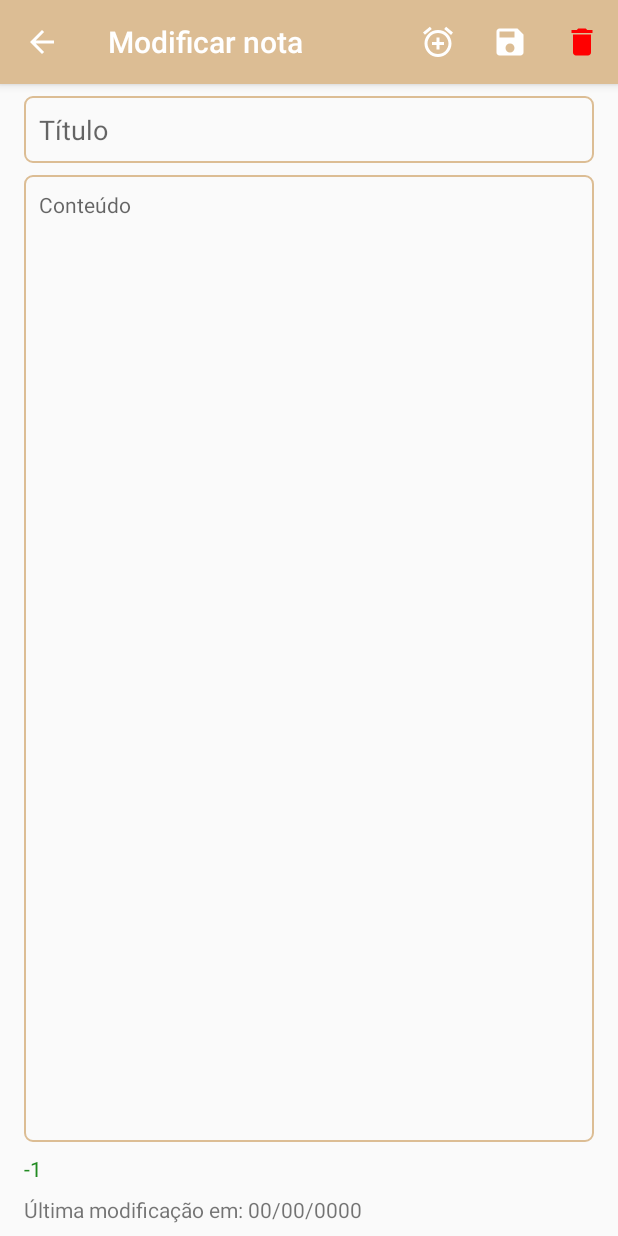
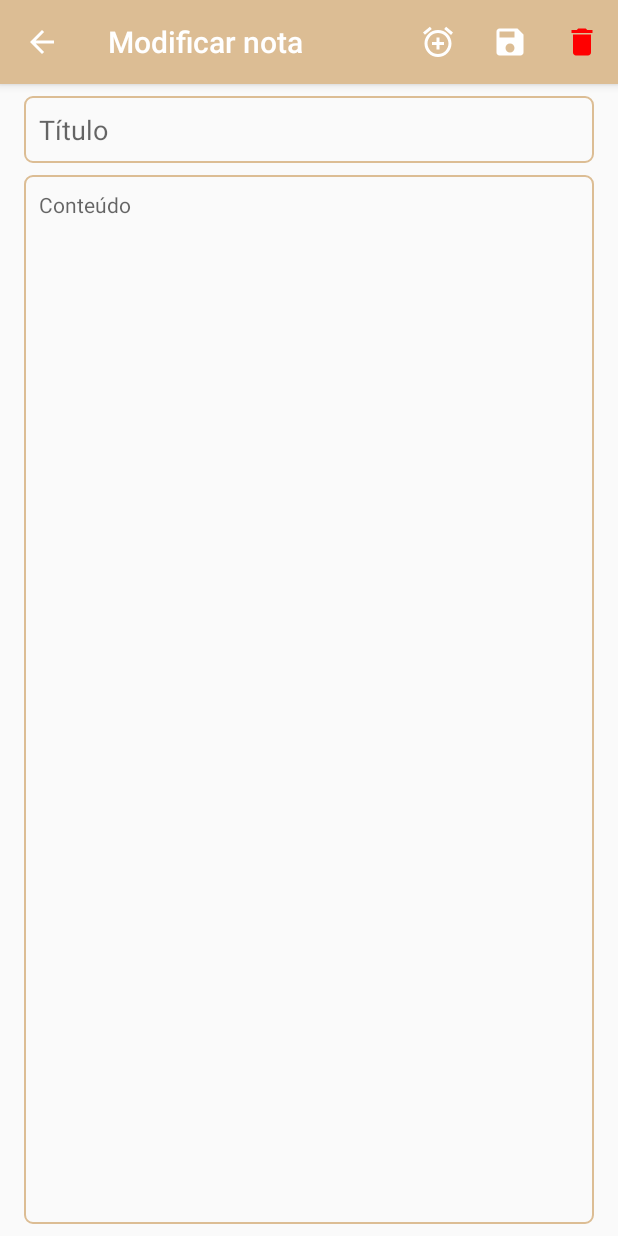
Before and after one commit to Kmiokande/Papiro, an Android app: the ModifyNoteActivity screen opened directly, with no data from a screen before it, on a phone screen of 412 x 824 dp. Run offline under Robolectric (Android 15) with nearby library versions, the phone set to English and light mode, and no system bars.

Commit message:
Remove date created and date modify

```diff
--- a/app/src/main/java/com/kmiokande/papiro/activities/ModifyNoteActivity.java
+++ b/app/src/main/java/com/kmiokande/papiro/activities/ModifyNoteActivity.java
@@ -25,7 +25,6 @@ import com.kmiokande.papiro.utility.NoteDAO;
 public class ModifyNoteActivity extends AppCompatActivity implements TimePickerDialog.OnTimeSetListener{
     private EditText etTitleModify;
     private EditText etContentModify;
-    private TextView tvCriado;
     private Integer idDefault;
     private String titleDefault;
     private String contentDefault;
@@ -52,7 +51,6 @@ public class ModifyNoteActivity extends AppCompatActivity implements TimePickerD
 
         etTitleModify.setText(title);
         etContentModify.setText(content);
-        tvCriado.setText(id.toString());
     }
 
     private void carregarComponentes() {
@@ -62,7 +60,6 @@ public class ModifyNoteActivity extends AppCompatActivity implements TimePickerD
 
         etTitleModify = findViewById(R.id.etTitleModify);
         etContentModify = findViewById(R.id.etContentModify);
-        tvCriado = findViewById(R.id.tvCriado);
     }
 
     private void verificarConteudo() {
--- a/app/src/main/java/com/kmiokande/papiro/models/Note.java
+++ b/app/src/main/java/com/kmiokande/papiro/models/Note.java
@@ -3,21 +3,13 @@ package com.kmiokande.papiro.models;
 import android.content.ContentValues;
 
 import java.io.Serializable;
-import java.util.Calendar;
 
 public class Note implements Serializable {
     private Integer id;
     private String title;
     private String content;
-    private Calendar dateCreated;
-    private Calendar dateModified;
 
     public Note() {
-    }
-
-    public Note(String title, String content) {
-        this.title = title;
-        this.content = content;
     }
 
     public Integer getId() {
@@ -44,22 +36,6 @@ public class Note implements Serializable {
         this.content = content;
     }
 
-    public Calendar getDateCreated() {
-        return dateCreated;
-    }
-
-    public void setDateCreated(Calendar dateCreated) {
-        this.dateCreated = dateCreated;
-    }
-
-    public Calendar getDateModified() {
-        return dateModified;
-    }
-
-    public void setDateModified(Calendar dateModified) {
-        this.dateModified = dateModified;
-    }
-
     public ContentValues getContentValues() {
         ContentValues cv = new ContentValues();
 
--- a/app/src/main/res/layout/modify_note_activity.xml
+++ b/app/src/main/res/layout/modify_note_activity.xml
@@ -41,38 +41,9 @@
         android:inputType="textMultiLine|text|textCapSentences"
         android:padding="10dp"
         android:textSize="14sp"
-        app:layout_constraintBottom_toTopOf="@+id/tvCriado"
+        app:layout_constraintBottom_toBottomOf="parent"
         app:layout_constraintEnd_toEndOf="parent"
         app:layout_constraintStart_toStartOf="parent"
         app:layout_constraintTop_toBottomOf="@+id/etTitleModify" />
 
-    <TextView
-        android:id="@+id/textView2"
-        android:layout_width="0dp"
-        android:layout_height="wrap_content"
-        android:layout_marginStart="16dp"
-        android:layout_marginLeft="16dp"
-        android:layout_marginEnd="16dp"
-        android:layout_marginRight="16dp"
-        android:layout_marginBottom="8dp"
-        android:text="@string/modifiedIn"
-        app:layout_constraintBottom_toBottomOf="parent"
-        app:layout_constraintEnd_toEndOf="parent"
-        app:layout_constraintStart_toStartOf="parent" />
-
-    <TextView
-        android:id="@+id/tvCriado"
-        android:layout_width="0dp"
-        android:layout_height="wrap_content"
-        android:layout_marginStart="16dp"
-        android:layout_marginLeft="16dp"
-        android:layout_marginEnd="16dp"
-        android:layout_marginRight="16dp"
-        android:layout_marginBottom="8dp"
-        android:text="@string/createdIn"
-        android:textColor="@color/ForestGreen"
-        app:layout_constraintBottom_toTopOf="@+id/textView2"
-        app:layout_constraintEnd_toEndOf="parent"
-        app:layout_constraintStart_toStartOf="parent" />
-
 </androidx.constraintlayout.widget.ConstraintLayout>
```
